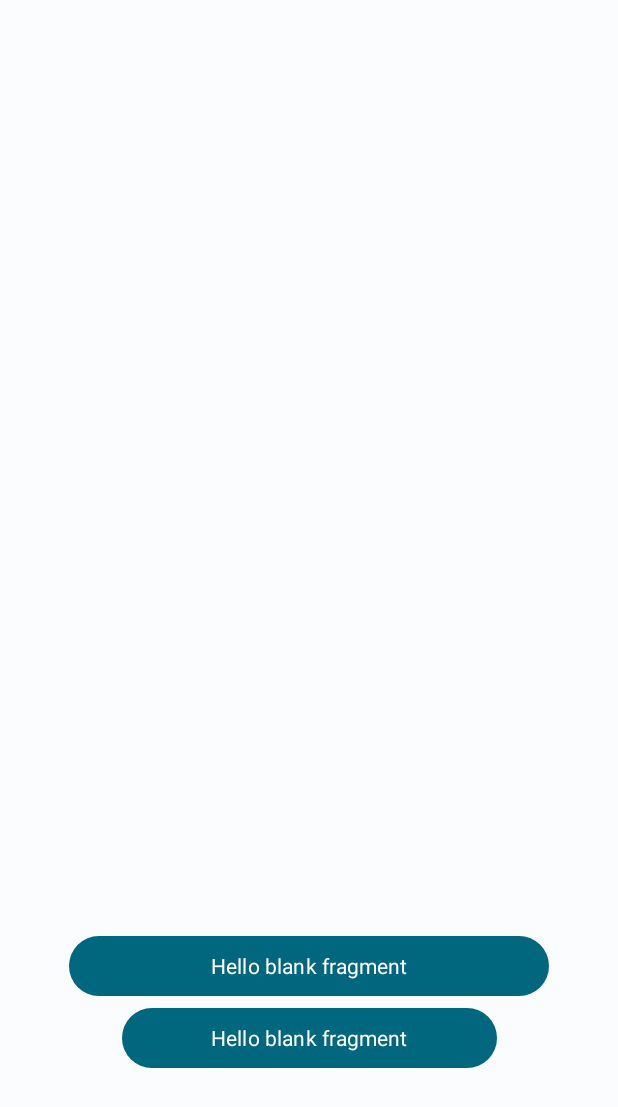
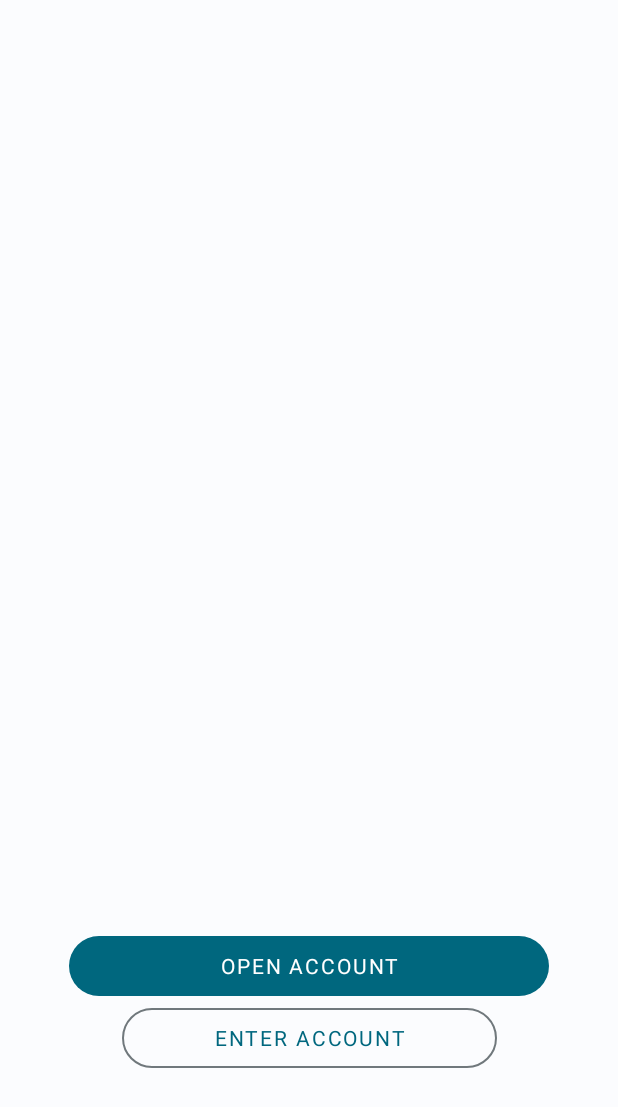
Before and after one commit to JohnnyRoque/ninebank, an Android app: the screen it shows after launch (MainActivity), on a phone screen of 412 x 824 dp. Shown: the top 1107 px of the screen. Run offline under Robolectric (Android 15) with nearby library versions, the phone set to English and light mode, and no system bars; our stand-ins replace data binding; Roboto replaces fonts that are not available here.

Commit message:
Created new fragments to enter or open an account.

```diff
--- a/app/src/main/java/com/example/newninebank/HomeFragment.kt
+++ b/app/src/main/java/com/example/newninebank/HomeFragment.kt
@@ -45,6 +45,6 @@ class HomeFragment : Fragment() {
         super.onViewCreated(view, savedInstanceState)
     }
     fun createMaterialDialog(value: String) {
-        DialogFragmentNineBank(value).show(parentFragmentManager, "dialogF")
+        DialogFragmentNineBank(value,true).show(parentFragmentManager, "dialogF")
     }
 }
--- a/app/src/main/res/layout/fragment_enter_account.xml
+++ b/app/src/main/res/layout/fragment_enter_account.xml
@@ -30,7 +30,8 @@
             android:layout_height="wrap_content"
             android:layout_gravity="center"
             android:onClick="@{() -> viewModel.onClickNavigate(enterFragment,navToFragmentName)}"
-            android:text="@string/hello_blank_fragment"
+            android:text="@string/open_account_text"
+            android:textAppearance="?attr/textAppearanceButton"
             app:layout_constraintBottom_toBottomOf="parent"
             app:layout_constraintEnd_toEndOf="parent"
             app:layout_constraintStart_toStartOf="parent"
@@ -40,10 +41,12 @@
         <com.google.android.material.button.MaterialButton
             android:id="@+id/button_open_account"
             android:layout_width="250dp"
+            android:textAppearance="?attr/textAppearanceButton"
+            style="@style/Widget.Material3.Button.OutlinedButton"
             android:layout_height="wrap_content"
             android:layout_gravity="center"
             android:onClick="@{() -> viewModel.onClickNavigate(enterFragment,navToFragmentName)}"
-            android:text="@string/hello_blank_fragment"
+            android:text="@string/enter_account_text"
             app:layout_constraintEnd_toEndOf="parent"
             app:layout_constraintStart_toStartOf="parent"
             app:layout_constraintTop_toBottomOf="@+id/button_enter_account" />
--- a/app/src/main/res/values/strings.xml
+++ b/app/src/main/res/values/strings.xml
@@ -1,5 +1,8 @@
 <resources>
     <string name="app_name">NewNine\nBank</string>
+    <string name="open_account_text">Open account</string>
+    <string name="enter_account_text">Enter account</string>
+    <string name="continue_text">Continue</string>
     <string name="recharge_phone_text">Recharge\nPhone</string>
     <string name="payments_text">Payments</string>
     <string name="pix_text">PIX</string>
@@ -8,9 +11,6 @@
     <string name="transfer_text">Transfer</string>
     <string name="financial_statement">Financial\nstatement</string>
     <string name="investments_text">Investments</string>
-
-
-
     <string name="hello_user">Hello, %1$s</string>
     <string name="navigate_up_text">Back</string>
     <string name="current_bill_text">Current bill\n%1$s</string>
```
Also changed, not shown: app/src/main/java/com/example/newninebank/DialogFragmentNineBank.kt (+5 -2 lines), app/src/main/java/com/example/newninebank/OpenAccountFragment.kt (added, +22 -0 lines), app/src/main/res/layout/dialog_design.xml (+12 -6 lines), app/src/main/res/layout/fragment_open_account.xml (added, +14 -0 lines).
